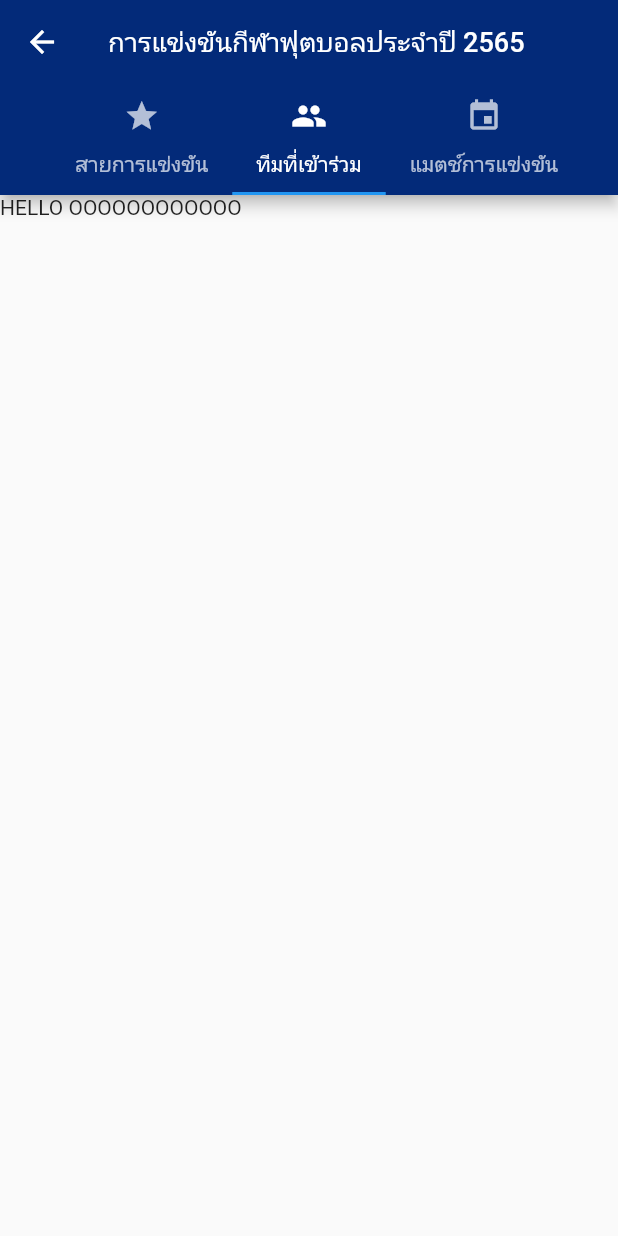
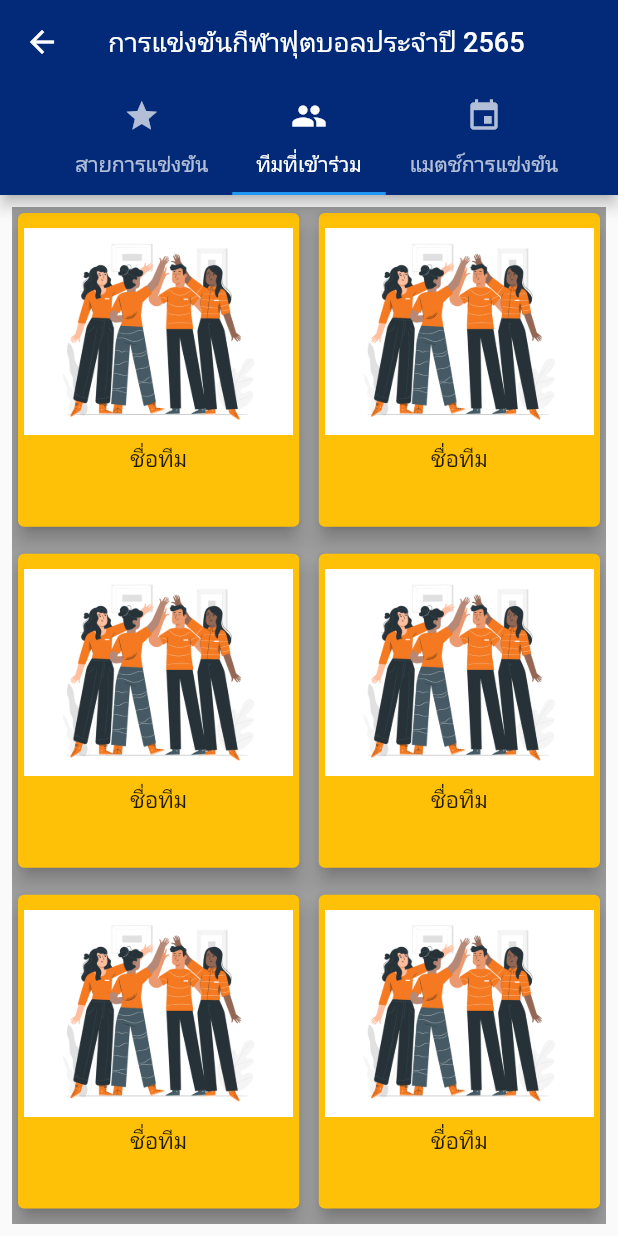
Before and after one commit to wasawin/Moblie_thesis, a Flutter app: the detailsport screen opened directly, tab 3 chosen, on a phone screen of 412 x 824 dp. Run offline on Flutter 3.47's test engine with Material 2 defaults, Android fonts, the light colour scheme and no system bars; our stand-ins replace anim_search_bar, dropdown_button2, file_picker, flutter_image_slideshow; missing offline and left inert: dart:ffi, multi_image_layout, searchbar_animation.

Commit message:
21/1/2566

```diff
--- a/myapp/lib/detailsport.dart
+++ b/myapp/lib/detailsport.dart
@@ -1,8 +1,8 @@
 import 'package:flutter/material.dart';
 import 'main.dart';
-import 'package:myapp/page/info.dart';
+import 'package:myapp/infosport/info.dart';
 import 'package:myapp/tournament/content2.dart';
-import 'package:myapp/team/content3.dart';
+import 'package:myapp/team/showteam.dart';
 import 'package:myapp/match/content4.dart';
 import 'package:myapp/rank/content5.dart';
 import 'package:myapp/highlight/content6.dart';
@@ -75,7 +75,7 @@ class _detailsportState extends State<detailsport> {
           children: [
             info(),
             content2(),
-            content3(),
+            showteam(),
             content4(),
             content5(),
             content6(),
--- a/myapp/lib/page/info.dart
+++ b/myapp/lib/infosport/info.dart
@@ -1,6 +1,6 @@
 import 'package:flutter/gestures.dart';
 import 'package:flutter/material.dart';
-import 'package:myapp/page/regsingle.dart';
+import 'package:myapp/infosport/regsingle.dart';
 import 'package:myapp/test.dart';
 import 'package:multi_image_layout/multi_image_layout.dart';
 
--- /dev/null
+++ b/myapp/lib/infosport/otp.dart
@@ -0,0 +1,15 @@
+import 'package:flutter/material.dart';
+
+class otp extends StatefulWidget {
+  const otp({super.key});
+
+  @override
+  State<otp> createState() => _otpState();
+}
+
+class _otpState extends State<otp> {
+  @override
+  Widget build(BuildContext context) {
+    return Container();
+  }
+}
--- a/myapp/lib/page/regsingle.dart
+++ b/myapp/lib/infosport/regsingle.dart
@@ -3,6 +3,7 @@ import 'dart:io';
 
 import 'package:dropdown_button2/custom_dropdown_button2.dart';
 import 'package:flutter/material.dart';
+import 'package:myapp/infosport/info.dart';
 import 'package:myapp/test.dart';
 import 'package:dropdown_button2/dropdown_button2.dart';
 import 'package:intl/intl.dart';
@@ -298,47 +299,28 @@ class _regsingleState extends State<regsingle> {
               //     _file != null ? Text(_file.path) : Container(),
               //   ],
               // ),
-              // Padding(
-              //   padding: const EdgeInsets.only(top: 20,left: 90),
-              //   child: Row(
-              //     children: [
-              //       Padding(
-              //         padding: const EdgeInsets.all(8.0),
-              //         child: ElevatedButton(
-              //           onPressed: () {
-              //             // Navigator.push(
-              //             //     context,
-              //             //     MaterialPageRoute(
-              //             //       builder: (context) => regsingle(), //ไว้กดหน้าที่ต้องการไป
-              //             //     )
-              //             //   );
-              //           },
-              //           child: Text(
-              //             'ยกเลิก',
-              //             style: TextStyle(fontSize: 15),
-              //           ),
-              //           style: ElevatedButton.styleFrom(backgroundColor: Colors.red),
-              //         ),
-              //       ),
-              //       ElevatedButton(
-              //         onPressed: () {
-              //           // Navigator.push(
-              //           //     context,
-              //           //     MaterialPageRoute(
-              //           //       builder: (context) => regsingle(), //ไว้กดหน้าที่ต้องการไป
-              //           //     )
-              //           //   );
-              //         },
-              //         child: Text(
-              //           'ยืนยัน',
-              //           style: TextStyle(fontSize: 15),
-              //         ),
-              //         style: ElevatedButton.styleFrom(backgroundColor: Colors.green),
-              //       ),
-
-              //     ],
-              //   ),
-              // ),
+              Padding(
+                padding: const EdgeInsets.only(top: 20,left: 90),
+                child: Row(
+                  children: [
+                    ElevatedButton(
+                      onPressed: () {
+                        // Navigator.push(
+                        //     context,
+                        //     MaterialPageRoute(
+                        //       builder: (context) => (), //ไว้กดหน้าที่ต้องการไป
+                        //     )
+                        //   );
+                      },
+                      child: Text(
+                        'ยืนยัน',
+                        style: TextStyle(fontSize: 15),
+                      ),
+                      style: ElevatedButton.styleFrom(backgroundColor: Colors.green),
+                    ),
+                  ],
+                ),
+              ),
 
 
 
--- a/myapp/lib/team/content3.dart
+++ /dev/null
@@ -1,17 +0,0 @@
-import 'package:flutter/material.dart';
-
-class content3 extends StatefulWidget {
-  const content3({super.key});
-
-  @override
-  State<content3> createState() => _content3State();
-}
-
-class _content3State extends State<content3> {
-  @override
-  Widget build(BuildContext context) {
-    return Container(
-      child: Text('HELLO OOOOOOOOOOOO'),
-    );
-  }
-}
--- /dev/null
+++ b/myapp/lib/team/showteam.dart
@@ -0,0 +1,58 @@
+import 'package:flutter/material.dart';
+
+class showteam extends StatefulWidget {
+  const showteam({super.key});
+
+  @override
+  State<showteam> createState() => _showteamState();
+}
+
+class _showteamState extends State<showteam> {
+  @override
+  Widget build(BuildContext context) {
+    return Padding(
+      padding: const EdgeInsets.all(8.0),
+      child: Container(
+        decoration: BoxDecoration(
+              //borderRadius: BorderRadius.circular(35),
+              color: Colors.grey,
+            ),
+            height: MediaQuery.of(context).size.height * 1,
+            width: MediaQuery.of(context).size.width * 1,
+            child: GridView.builder(
+                gridDelegate: SliverGridDelegateWithMaxCrossAxisExtent(
+                  maxCrossAxisExtent: 300,
+                  childAspectRatio: 0.9, //เลขมาก = ลดลง
+                  mainAxisSpacing: 10, //ช่องว่างของกรอบ บนล่าง
+                  crossAxisSpacing: 5, //ช่องว่างของกรอบ ซ้ายขวา
+                ),
+                itemCount: 10, //แก้ไขใส่ค่าตาม length ของข้อมูล
+                itemBuilder: (BuildContext context, index) {
+                  return GestureDetector(
+                    onTap: () {
+                      // Navigator.push(context,
+                      //     MaterialPageRoute(builder: (context) => detailsport())); //แก้ไขเป็นแต่ละทีม พารามิเตอร์
+                    },
+                    child: Card(
+                      elevation: 5,//เงาของกรอบ
+                      color: Colors.amber,
+
+                      child: Column(
+                        children: [
+                          Container(
+                              padding: const EdgeInsets.only(top: 10),
+                              height: MediaQuery.of(context).size.height * 0.18,
+                              child: Image.asset('assets/images/1.png')),
+                          Padding(
+                            padding: const EdgeInsets.only(top: 5),
+                            child: Text('ชื่อทีม', style: TextStyle(fontSize: 15)),
+                          ),
+                        ],
+                      ),
+                    ),
+                  );
+                }),
+      ),
+    );
+  }
+}
```
Also changed, not shown: myapp/assets/images/1.png (added), myapp/lib/infosport/regteam.dart (renamed from myapp/lib/page/regteam.dart).
